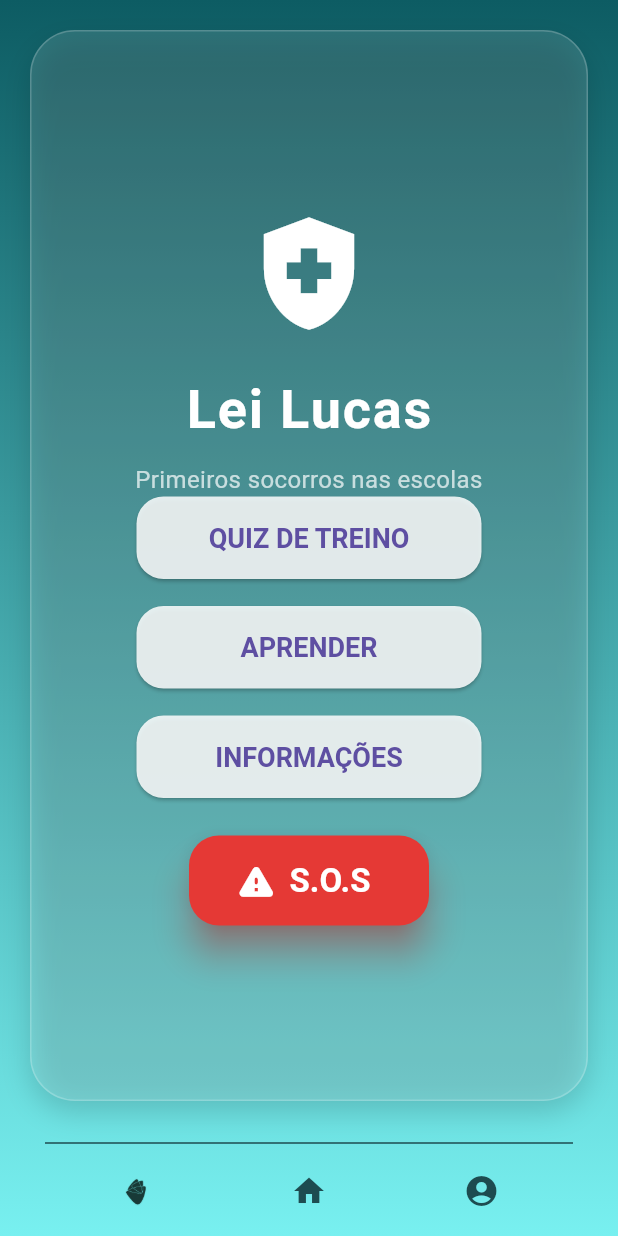
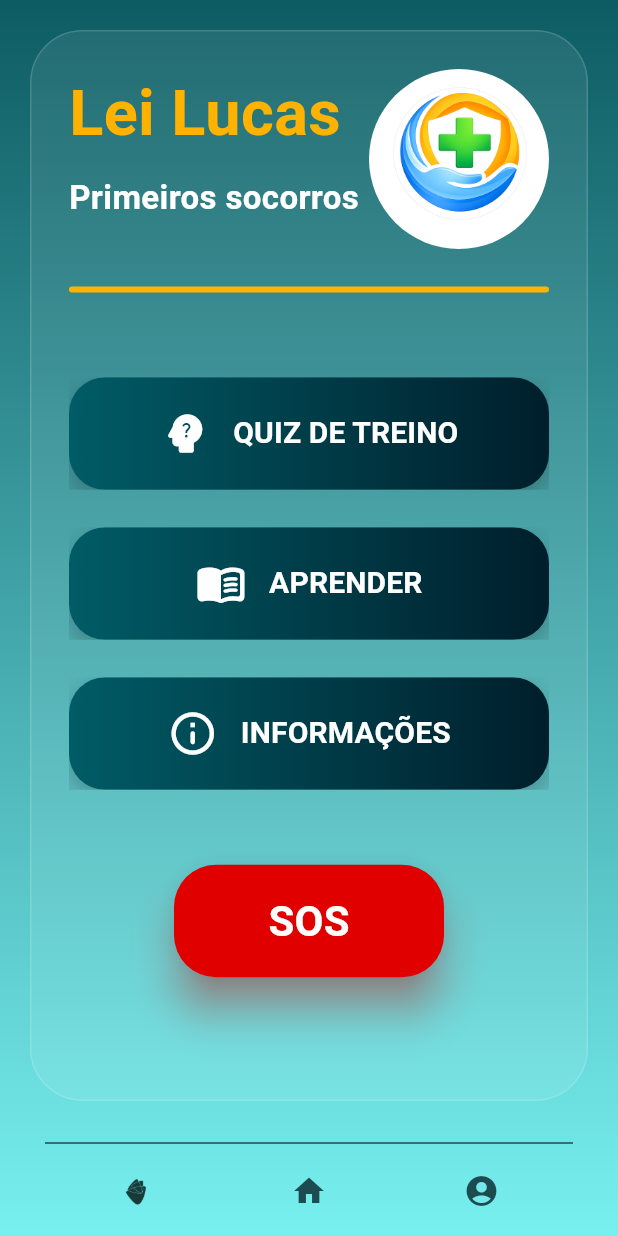
Before and after one commit to NataniarroM/lei_lucas_app, a Flutter app: the screen it shows after launch, on a phone screen of 412 x 824 dp. Run offline on Flutter 3.47's test engine with Material 3 defaults, Android fonts, the phone set to English and light mode, and no system bars.

Commit message:
tela de home atualizada

```diff
--- a/lib/home_page.dart
+++ b/lib/home_page.dart
@@ -3,7 +3,8 @@ import 'credits_page.dart';
 import 'selection_menu_page.dart';
 import 'navigation_bar.dart';
 import 'package:url_launcher/url_launcher.dart';
-
+import 'quiz.dart';
+import 'lucas_law.dart';
 
 class HomePage extends StatelessWidget {
   const HomePage({super.key});
@@ -11,16 +12,13 @@ class HomePage extends StatelessWidget {
   void _openSOS(BuildContext context) {
     showDialog(
       context: context,
-
       builder: (context) => Dialog(
         backgroundColor: Colors.transparent,
-
         child: Container(
           padding: const EdgeInsets.all(25),
 
           decoration: BoxDecoration(
             color: const Color(0xFFE53935),
-
             borderRadius: BorderRadius.circular(30),
 
             boxShadow: [
@@ -34,7 +32,6 @@ class HomePage extends StatelessWidget {
 
           child: Column(
             mainAxisSize: MainAxisSize.min,
-
             children: [
 
               const Icon(
@@ -52,11 +49,10 @@ class HomePage extends StatelessWidget {
                   fontSize: 30,
                   fontWeight: FontWeight.bold,
                   color: Colors.white,
-                  letterSpacing: 1,
                 ),
               ),
 
-              const SizedBox(height: 15),
+              const SizedBox(height: 10),
 
               const Text(
                 "Números importantes",
@@ -74,6 +70,7 @@ class HomePage extends StatelessWidget {
                 "190",
                     () => _callNumber("190"),
               ),
+
               _buildEmergencyNumber(
                 "🚑 SAMU",
                 "192",
@@ -97,7 +94,6 @@ class HomePage extends StatelessWidget {
 
                   style: ElevatedButton.styleFrom(
                     backgroundColor: Colors.white,
-
                     foregroundColor: const Color(0xFFE53935),
 
                     shape: RoundedRectangleBorder(
@@ -123,7 +119,6 @@ class HomePage extends StatelessWidget {
   }
 
   Future<void> _callNumber(String number) async {
-
     final Uri phoneUri = Uri(
       scheme: 'tel',
       path: number,
@@ -133,7 +128,6 @@ class HomePage extends StatelessWidget {
       await launchUrl(phoneUri);
     }
   }
-
 
   Widget _buildEmergencyNumber(
       String title,
@@ -154,7 +148,6 @@ class HomePage extends StatelessWidget {
 
           decoration: BoxDecoration(
             color: Colors.white.withOpacity(0.15),
-
             borderRadius: BorderRadius.circular(18),
           ),
 
@@ -189,18 +182,78 @@ class HomePage extends StatelessWidget {
     );
   }
 
-  void _openShutUp(BuildContext context) {
-    showDialog(
-      context: context,
-      builder: (context) => AlertDialog(
-        actions: [
-          TextButton(
-            onPressed: () => Navigator.pop(context),
-            child: const Text("X"),
+  Widget _buildMainButton({
+    required IconData icon,
+    required String text,
+    required VoidCallback onPressed,
+  }) {
+    return SizedBox(
+      width: 320,
+      height: 75,
+
+      child: ElevatedButton(
+        onPressed: onPressed,
+
+        style: ElevatedButton.styleFrom(
+          backgroundColor: Colors.transparent,
+          shadowColor: Colors.transparent,
+          padding: EdgeInsets.zero,
+          shape: RoundedRectangleBorder(
+            borderRadius: BorderRadius.circular(24),
+          ),
+        ),
+
+        child: Ink(
+          decoration: BoxDecoration(
+            borderRadius: BorderRadius.circular(24),
+
+            gradient: const LinearGradient(
+              begin: Alignment.centerLeft,
+              end: Alignment.centerRight,
+              colors: [
+                Color(0xFF005C66),
+                Color(0xFF001E2B),
+              ],
+            ),
+
+            boxShadow: [
+              BoxShadow(
+                color: Colors.black26,
+                blurRadius: 15,
+                offset: Offset(0, 8),
               ),
             ],
-        title: const Text("Laisa SHIU!"),
-        content: const Text("A tela vai ser feita depois"),
+          ),
+
+          child: Container(
+            alignment: Alignment.center,
+
+            child: Row(
+              mainAxisAlignment: MainAxisAlignment.center,
+
+              children: [
+
+                Icon(
+                  icon,
+                  color: Colors.white,
+                  size: 34,
+                ),
+
+                const SizedBox(width: 15),
+
+                Text(
+                  text,
+
+                  style: const TextStyle(
+                    color: Colors.white,
+                    fontSize: 20,
+                    fontWeight: FontWeight.bold,
+                  ),
+                ),
+              ],
+            ),
+          ),
+        ),
       ),
     );
   }
@@ -216,6 +269,7 @@ class HomePage extends StatelessWidget {
           gradient: LinearGradient(
             begin: Alignment.topCenter,
             end: Alignment.bottomCenter,
+
             colors: [
               Color(0xFF0D5C63),
               Color(0xFF78F0F0),
@@ -227,195 +281,190 @@ class HomePage extends StatelessWidget {
           child: Column(
             children: [
 
-              // Conteúdo principal
               Expanded(
-                child: Center(
                 child: Padding(
                   padding: const EdgeInsets.all(20),
 
-                    // Glass container
                   child: Container(
                     width: double.infinity,
                     padding: const EdgeInsets.all(25),
 
                     decoration: BoxDecoration(
-                        color: Colors.white.withOpacity(0.12),
+                      color: Colors.white.withOpacity(0.08),
 
-                        borderRadius: BorderRadius.circular(30),
+                      borderRadius: BorderRadius.circular(35),
 
                       border: Border.all(
-                          color: Colors.white.withOpacity(0.20),
+                        color: Colors.white.withOpacity(0.15),
+                      ),
                     ),
 
-                        boxShadow: [
-                          BoxShadow(
-                            color: Colors.black.withOpacity(0.15),
-                            blurRadius: 15,
-                            offset: const Offset(0, 8),
+                    child: Column(
+                      crossAxisAlignment: CrossAxisAlignment.start,
+
+                      children: [
+
+                        Row(
+                          mainAxisAlignment: MainAxisAlignment.spaceBetween,
+                          crossAxisAlignment: CrossAxisAlignment.start,
+
+                          children: [
+
+                            const Column(
+                              crossAxisAlignment: CrossAxisAlignment.start,
+
+                              children: [
+
+                                Text(
+                                  "Lei Lucas",
+
+                                  style: TextStyle(
+                                    fontSize: 42,
+                                    fontWeight: FontWeight.bold,
+                                    color: Color(0xFFFFB300),
+                                  ),
+                                ),
+
+                                SizedBox(height: 10),
+
+                                Text(
+                                  "Primeiros socorros",
+
+                                  style: TextStyle(
+                                    fontSize: 22,
+                                    fontWeight: FontWeight.w600,
+                                    color: Colors.white,
+                                  ),
                                 ),
                               ],
                             ),
 
-                      child: Column(
-                        mainAxisAlignment: MainAxisAlignment.center,
-                        children: [
+                            GestureDetector(
+                              onTap: () {
+                                Navigator.push(
+                                  context,
+                                  MaterialPageRoute(
+                                    builder: (context) =>
+                                    const LucasLawPage(),
+                                  ),
+                                );
+                              },
 
-                          const Icon(
-                            Icons.health_and_safety,
-                            size: 90,
+                              child: Container(
+                                width: 120,
+                                height: 120,
+
+                                decoration: const BoxDecoration(
                                   color: Colors.white,
+                                  shape: BoxShape.circle,
                                 ),
 
-                          const SizedBox(height: 20),
+                                child: ClipOval(
+                                  child: Image.asset(
+                                    'assets/logo_grande.png',
+                                    fit: BoxFit.cover,
+                                  ),
+                                ),
+                              ),
+                            ),
+                          ],
+                        ),
 
-                          const Text(
-                            "Lei Lucas",
-                            style: TextStyle(
-                              fontSize: 36,
-                              fontWeight: FontWeight.bold,
-                              color: Colors.white,
-                              letterSpacing: 1.2,
+                        const SizedBox(height: 25),
+
+                        Container(
+                          width: double.infinity,
+                          height: 4,
+
+                          decoration: BoxDecoration(
+                            color: const Color(0xFFFFB300),
+                            borderRadius: BorderRadius.circular(20),
                           ),
                         ),
 
-                          const SizedBox(height: 10),
+                        const Spacer(),
 
-                          const Text(
-                            "Primeiros socorros nas escolas",
-                            textAlign: TextAlign.center,
-                            style: TextStyle(
-                              fontSize: 16,
-                              color: Colors.white70,
+                        Center(
+                          child: Column(
+                            children: [
+
+                              _buildMainButton(
+                                icon: Icons.psychology_alt_rounded,
+                                text: "QUIZ DE TREINO",
+
+                                onPressed: () {
+                                  Navigator.push(
+                                    context,
+                                    MaterialPageRoute(
+                                      builder: (context) =>
+                                      const QuizPage(),
                                     ),
+                                  );
+                                },
                               ),
 
-                          SizedBox(
-                            width: 230,
-                            height: 55,
+                              const SizedBox(height: 25),
 
-                            child: ElevatedButton(
-                              onPressed: () => _openShutUp(context),
+                              _buildMainButton(
+                                icon: Icons.menu_book_rounded,
+                                text: "APRENDER",
 
-                              style: ElevatedButton.styleFrom(
-                                backgroundColor: Colors.white.withOpacity(0.85),
-
-                                foregroundColor: const Color(0xFF5E4FA2),
-
-                                shape: RoundedRectangleBorder(
-                                  borderRadius: BorderRadius.circular(18),
-                                ),
-
-                                textStyle: const TextStyle(
-                                  fontSize: 18,
-                                  fontWeight: FontWeight.w600,
-                                ),
-                              ),
-
-                              child: const Text("QUIZ DE TREINO"),
-                            ),
-                          ),
-
-                          const SizedBox(height: 18),
-
-                          SizedBox(
-                            width: 230,
-                            height: 55,
-
-                            child: ElevatedButton(
-                              onPressed: () => Navigator.push(
+                                onPressed: () {
+                                  Navigator.push(
                                     context,
                                     MaterialPageRoute(
                                       builder: (context) =>
                                       const SelectionMenuPage(),
                                     ),
+                                  );
+                                },
                               ),
 
-                              style: ElevatedButton.styleFrom(
-                                backgroundColor: Colors.white.withOpacity(0.85),
+                              const SizedBox(height: 25),
 
-                                foregroundColor: const Color(0xFF5E4FA2),
+                              _buildMainButton(
+                                icon: Icons.info_outline_rounded,
+                                text: "INFORMAÇÕES",
 
-                                shape: RoundedRectangleBorder(
-                                  borderRadius: BorderRadius.circular(18),
-                                ),
-
-                                textStyle: const TextStyle(
-                                  fontSize: 18,
-                                  fontWeight: FontWeight.w600,
-                                ),
-                              ),
-
-                              child: const Text("APRENDER"),
-                            ),
-                          ),
-
-                          const SizedBox(height: 18),
-
-                          SizedBox(
-                            width: 230,
-                            height: 55,
-
-                            child: ElevatedButton(
-                              onPressed: () => Navigator.push(
+                                onPressed: () {
+                                  Navigator.push(
                                     context,
                                     MaterialPageRoute(
                                       builder: (context) =>
                                       const CreditsPage(),
                                     ),
+                                  );
+                                },
                               ),
 
-                              style: ElevatedButton.styleFrom(
-                                backgroundColor: Colors.white.withOpacity(0.85),
-
-                                foregroundColor: const Color(0xFF5E4FA2),
-
-                                shape: RoundedRectangleBorder(
-                                  borderRadius: BorderRadius.circular(18),
-                                ),
-
-                                textStyle: const TextStyle(
-                                  fontSize: 18,
-                                  fontWeight: FontWeight.w600,
-                                ),
-                              ),
-
-                              child: const Text("INFORMAÇÕES"),
-                            ),
-                          ),
-
-                          const SizedBox(height: 25),
+                              const SizedBox(height: 50),
 
                               SizedBox(
-                            width: 160,
-                            height: 60,
+                                width: 180,
+                                height: 75,
 
-                            child: ElevatedButton.icon(
+                                child: ElevatedButton(
                                   onPressed: () => _openSOS(context),
 
-                              icon: const Icon(
-                                Icons.warning_rounded,
-                                color: Colors.white,
-                                size: 28,
-                              ),
+                                  style: ElevatedButton.styleFrom(
+                                    backgroundColor: const Color(0xFFE00000),
 
-                              label: const Text(
-                                "S.O.S",
-                                style: TextStyle(
-                                  fontSize: 22,
-                                  fontWeight: FontWeight.bold,
-                                  color: Colors.white,
-                                ),
-                              ),
-
-                              style: ElevatedButton.styleFrom(
-                                backgroundColor: const Color(0xFFE53935),
-
-                                elevation: 10,
+                                    elevation: 12,
 
                                     shadowColor: Colors.redAccent,
 
                                     shape: RoundedRectangleBorder(
-                                  borderRadius: BorderRadius.circular(20),
+                                      borderRadius: BorderRadius.circular(28),
+                                    ),
+                                  ),
+
+                                  child: const Text(
+                                    "SOS",
+
+                                    style: TextStyle(
+                                      fontSize: 28,
+                                      fontWeight: FontWeight.bold,
+                                      color: Colors.white,
                                     ),
                                   ),
                                 ),
@@ -423,11 +472,14 @@ class HomePage extends StatelessWidget {
                             ],
                           ),
                         ),
+
+                        const Spacer(),
+                      ],
+                    ),
                   ),
                 ),
               ),
 
-              // Navbar
               const NavBar(),
             ],
           ),
```
Also changed, not shown: assets/logo_grande.png (added). Lines whose indentation alone changed are shown as unchanged.
